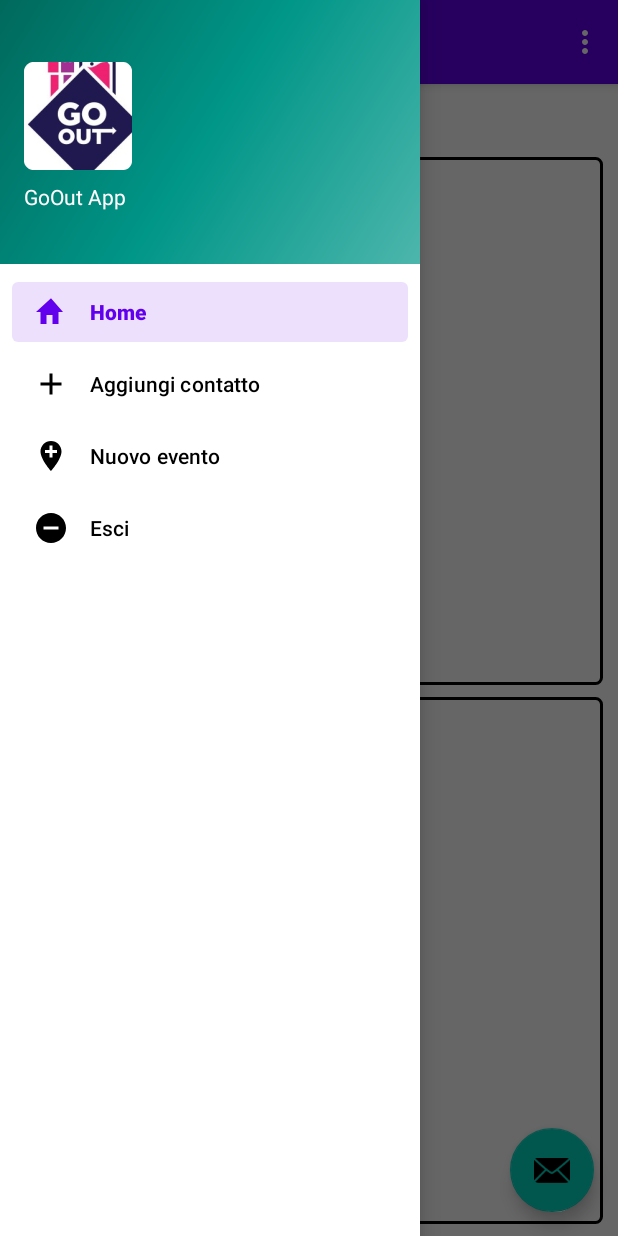
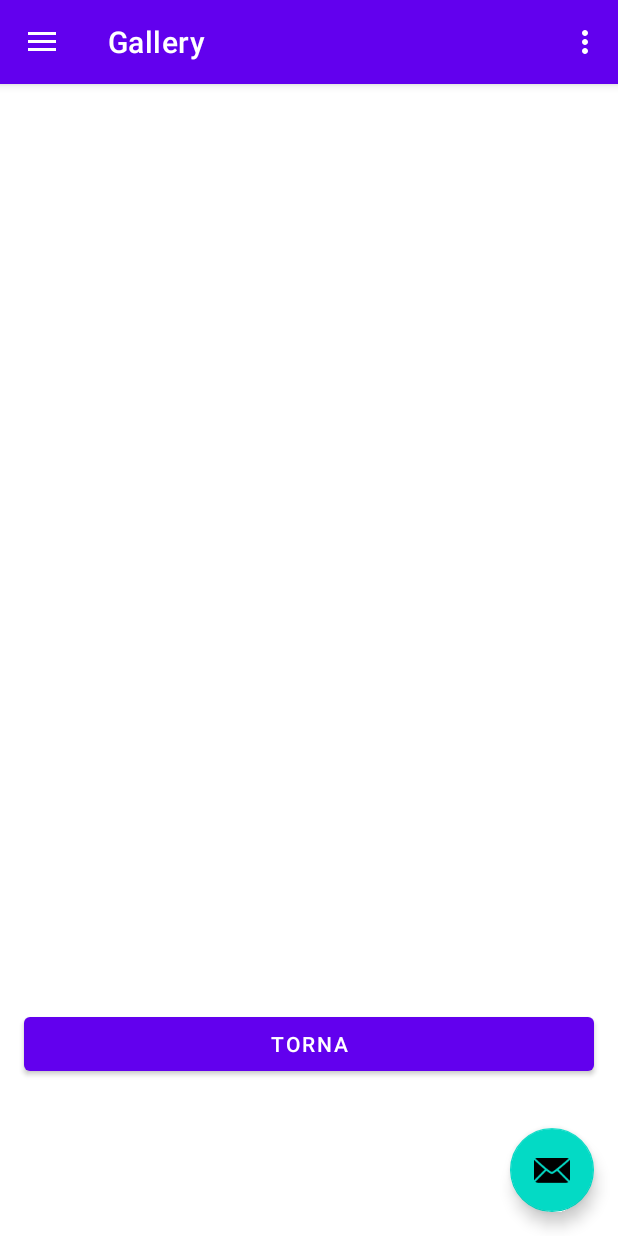
Before and after one commit to lorenzobruni-dev/go-out-bruni-favarin, an Android app: the MainActivity screen opened directly, with no data from a screen before it, in the side drawer, after a tap on "Aggiungi contatto", on a phone screen of 412 x 824 dp. Run offline under Robolectric (Android 15) with nearby library versions, the phone set to English and light mode, and no system bars; our stand-ins replace Firebase (no records; nobody signed in at launch, a user with empty details on screens opened directly), navigation-ui.

Commit message:
iniziato a creare il fragment per la visualizzazione dei contatti (il problema è che ora non si cambia più la schermata)

```diff
--- a/app/src/main/java/go/out/application/MainActivity.kt
+++ b/app/src/main/java/go/out/application/MainActivity.kt
@@ -19,6 +19,7 @@ import androidx.navigation.ui.setupActionBarWithNavController
 import androidx.navigation.ui.setupWithNavController
 import androidx.drawerlayout.widget.DrawerLayout
 import androidx.appcompat.app.AppCompatActivity
+import androidx.core.view.GravityCompat
 import com.google.firebase.auth.FirebaseAuth
 import com.google.firebase.database.DataSnapshot
 import com.google.firebase.database.DatabaseError
@@ -26,6 +27,7 @@ import com.google.firebase.database.FirebaseDatabase
 import com.google.firebase.database.ValueEventListener
 import go.out.application.FirebaseDBHelper.Companion.auth
 import go.out.application.databinding.ActivityMainBinding
+import go.out.application.ui.gallery.ContactsFragment
 
 class MainActivity : AppCompatActivity() {
 
@@ -85,7 +87,21 @@ class MainActivity : AppCompatActivity() {
             })
         }
 
+        navView.setNavigationItemSelectedListener { menuItem ->
+            when (menuItem.itemId) {
+                R.id.nav_friends -> {
+                    // Apre il fragment ContactsFragment quando si clicca sull'item "nav_friends"
+                    navController.navigate(R.id.nav_gallery)
+                }
+                // Aggiungi qui la logica per gestire gli altri item del menu di navigazione, se necessario
+            }
+            // Chiude il drawer layout dopo che l'item del menu è stato selezionato
+            drawerLayout.closeDrawer(GravityCompat.START)
+            true
+        }
     }
+
+
 
     private fun showAddFriendDialog() {
         val builder = AlertDialog.Builder(this)
--- a/app/src/main/java/go/out/application/ui/gallery/GalleryViewModel.kt
+++ b/app/src/main/java/go/out/application/ui/gallery/ContactsViewModel.kt
@@ -4,7 +4,7 @@ import androidx.lifecycle.LiveData
 import androidx.lifecycle.MutableLiveData
 import androidx.lifecycle.ViewModel
 
-class GalleryViewModel : ViewModel() {
+class ContactsViewModel : ViewModel() {
 
     private val _text = MutableLiveData<String>().apply {
         value = "This is gallery Fragment"
--- /dev/null
+++ b/app/src/main/res/drawable/friend.xml
@@ -0,0 +1,5 @@
+<vector android:height="24dp" android:tint="#000000"
+    android:viewportHeight="24" android:viewportWidth="24"
+    android:width="24dp" xmlns:android="http://schemas.android.com/apk/res/android">
+    <path android:fillColor="@android:color/white" android:pathData="M19,3h-4.18C14.4,1.84 13.3,1 12,1c-1.3,0 -2.4,0.84 -2.82,2L5,3c-1.1,0 -2,0.9 -2,2v14c0,1.1 0.9,2 2,2h14c1.1,0 2,-0.9 2,-2L21,5c0,-1.1 -0.9,-2 -2,-2zM12,3c0.55,0 1,0.45 1,1s-0.45,1 -1,1 -1,-0.45 -1,-1 0.45,-1 1,-1zM12,7c1.66,0 3,1.34 3,3s-1.34,3 -3,3 -3,-1.34 -3,-3 1.34,-3 3,-3zM18,19L6,19v-1.4c0,-2 4,-3.1 6,-3.1s6,1.1 6,3.1L18,19z"/>
+</vector>
--- /dev/null
+++ b/app/src/main/res/layout/fragment_contacts.xml
@@ -0,0 +1,30 @@
+<?xml version="1.0" encoding="utf-8"?>
+<androidx.core.widget.NestedScrollView xmlns:android="http://schemas.android.com/apk/res/android"
+    xmlns:tools="http://schemas.android.com/tools"
+    android:layout_width="match_parent"
+    android:layout_height="match_parent"
+    tools:context=".ui.gallery.ContactsFragment">
+
+    <LinearLayout
+        android:layout_width="match_parent"
+        android:layout_height="wrap_content"
+        android:orientation="vertical">
+
+        <ListView
+            android:id="@+id/listViewUsers"
+            android:layout_width="match_parent"
+            android:layout_height="600dp"
+            android:layout_weight="1"
+            android:divider="@android:color/darker_gray"
+            android:dividerHeight="0.5dp"
+            android:padding="16dp" />
+
+        <Button
+            android:id="@+id/btnTorna"
+            android:layout_width="match_parent"
+            android:layout_height="wrap_content"
+            android:text="Torna"
+            android:layout_margin="16dp" />
+
+    </LinearLayout>
+</androidx.core.widget.NestedScrollView>
--- a/app/src/main/res/menu/activity_main_drawer.xml
+++ b/app/src/main/res/menu/activity_main_drawer.xml
@@ -8,6 +8,10 @@
             android:id="@+id/nav_home"
             android:icon="@drawable/home_nav_bar"
             android:title="@string/menu_home" />
+        <item
+            android:id="@+id/nav_friends"
+            android:icon="@drawable/friend"
+            android:title="@string/contacts" />
         <item
             android:id="@+id/nav_addContact"
             android:icon="@drawable/add"
--- a/app/src/main/res/navigation/mobile_navigation.xml
+++ b/app/src/main/res/navigation/mobile_navigation.xml
@@ -13,9 +13,9 @@
 
     <fragment
         android:id="@+id/nav_gallery"
-        android:name="go.out.application.ui.gallery.GalleryFragment"
+        android:name="go.out.application.ui.gallery.ContactsFragment"
         android:label="@string/menu_gallery"
-        tools:layout="@layout/fragment_gallery" />
+        tools:layout="@layout/fragment_contacts" />
 
     <fragment
         android:id="@+id/nav_create"
--- a/app/src/main/res/values/strings.xml
+++ b/app/src/main/res/values/strings.xml
@@ -6,7 +6,7 @@
     <string name="nav_header_subtitle">android.studio@android.com</string>
     <string name="nav_header_desc">Navigation header</string>
     <string name="action_settings">Settings</string>
-
+    <string name="contacts">Lista contatti</string>
     <string name="menu_home">Home</string>
     <string name="menu_gallery">Gallery</string>
     <string name="menu_slideshow">Slideshow</string>
```
Also changed, not shown: app/src/main/java/go/out/application/FirebaseDBHelper.kt (+40 -2 lines), app/src/main/java/go/out/application/ui/gallery/Adapter.kt (added, +41 -0 lines), app/src/main/java/go/out/application/ui/gallery/ContactsFragment.kt (added, +83 -0 lines), app/src/main/java/go/out/application/ui/gallery/GalleryFragment.kt (deleted, +0 -42 lines), app/src/main/res/layout/fragment_gallery.xml (deleted, +0 -22 lines), app/src/main/res/layout/list_item_layout.xml (added, +22 -0 lines).
